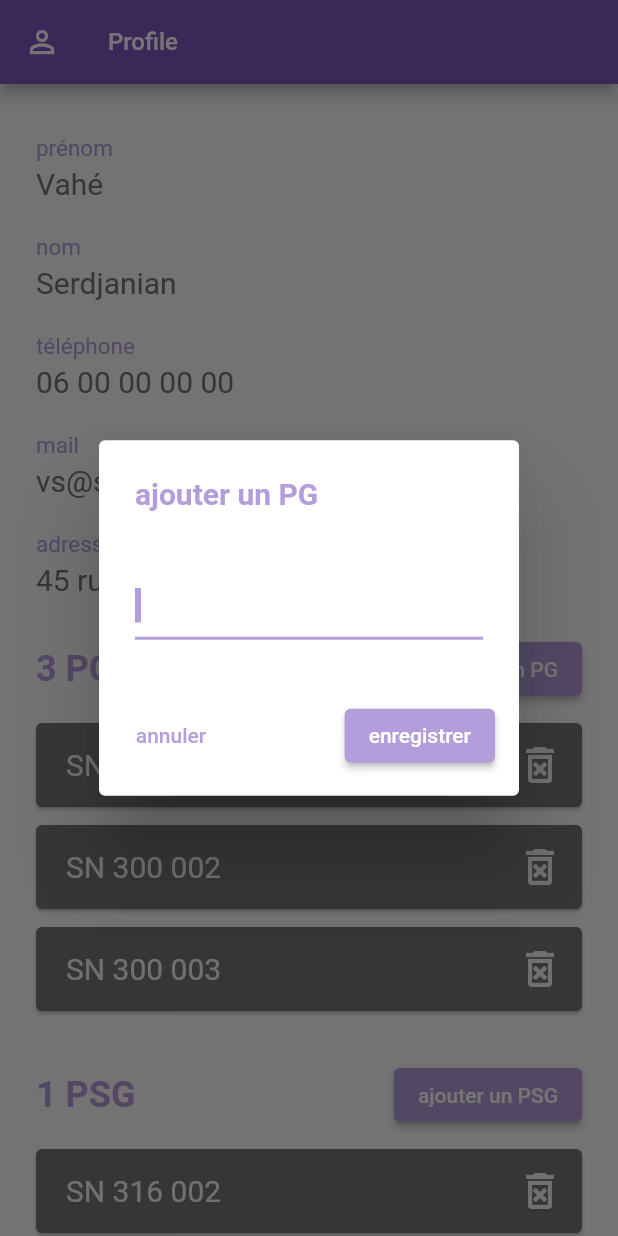
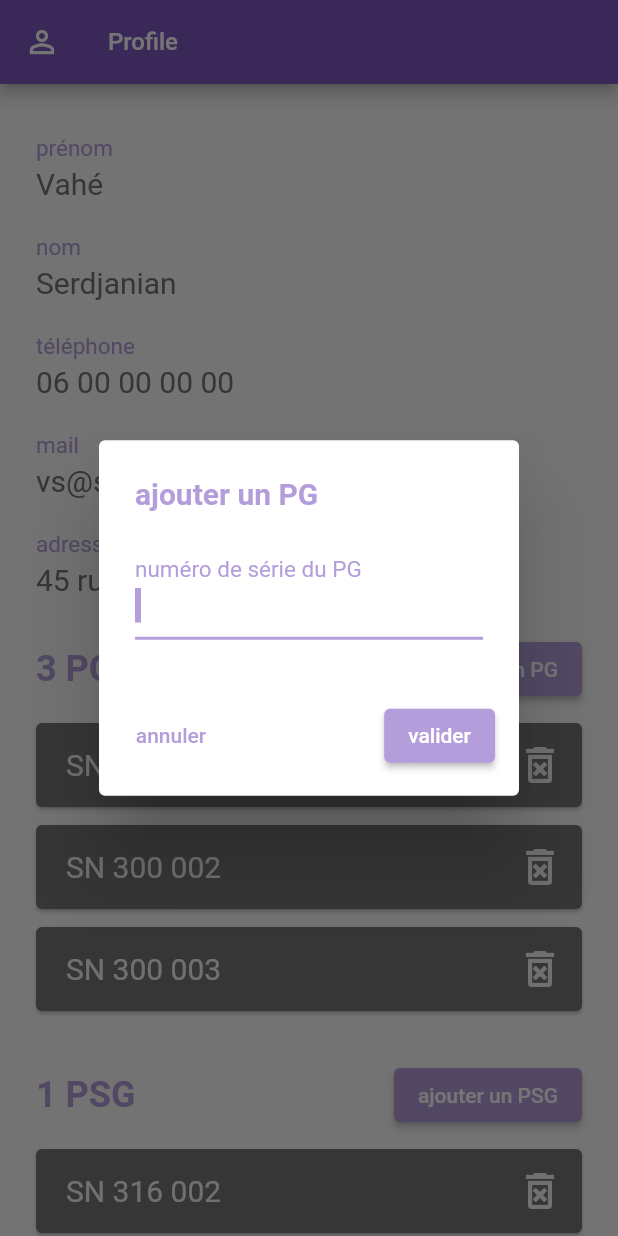
Before and after one commit to GreatPy/sd_tech_app, a Flutter app: the Profile screen opened directly, after a tap on an icon or button, on a phone screen of 412 x 824 dp. Run offline on Flutter 3.47's test engine with Material 2 defaults, Android fonts, the phone set to English and light mode, and no system bars; drawn by our look-alikes of keyboard_dismisser; our stand-ins replace flutter_riverpod.

Commit message:
label added on add machine

```diff
--- a/lib/widgets/tech_profile/exam_header.dart
+++ b/lib/widgets/tech_profile/exam_header.dart
@@ -93,7 +93,7 @@ class ExamHeader extends StatelessWidget {
                           style: ElevatedButton.styleFrom(
                               backgroundColor: primaryColorLigth),
                           child: const StyledText(
-                            content: "enregistrer",
+                            content: "valider",
                           ),
                         )
                       ],
--- a/lib/widgets/tech_profile/tech_input.dart
+++ b/lib/widgets/tech_profile/tech_input.dart
@@ -93,11 +93,13 @@ class _TechInputState extends State<TechInput> {
           return methods.machinNumberValidator(value);
         };
       case FormLabel.serialNumberPg:
+        stringLabel = "numéro de série du PG";
         type = TextInputType.emailAddress;
         validator = (value) {
           return methods.serialNumberValidator(value);
         };
       case FormLabel.serialNumberPsg:
+        stringLabel = "numéro de série du PSG";
         type = TextInputType.emailAddress;
         validator = (value) {
           return methods.serialNumberValidator(value);
```
